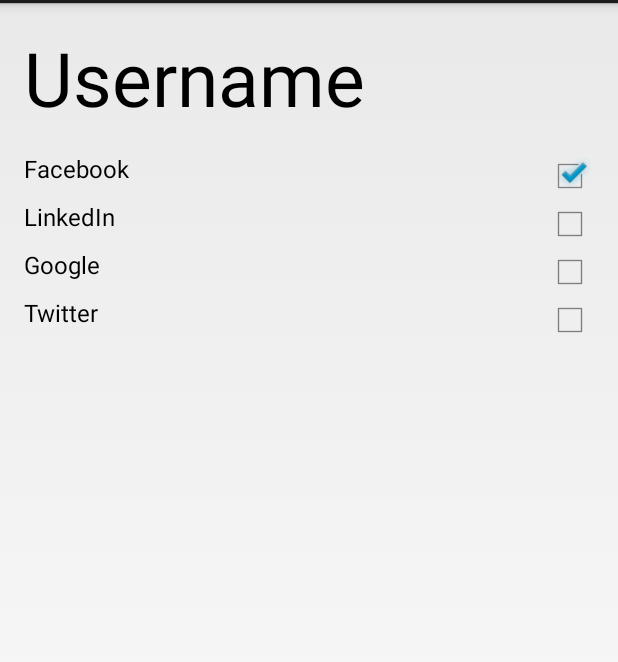
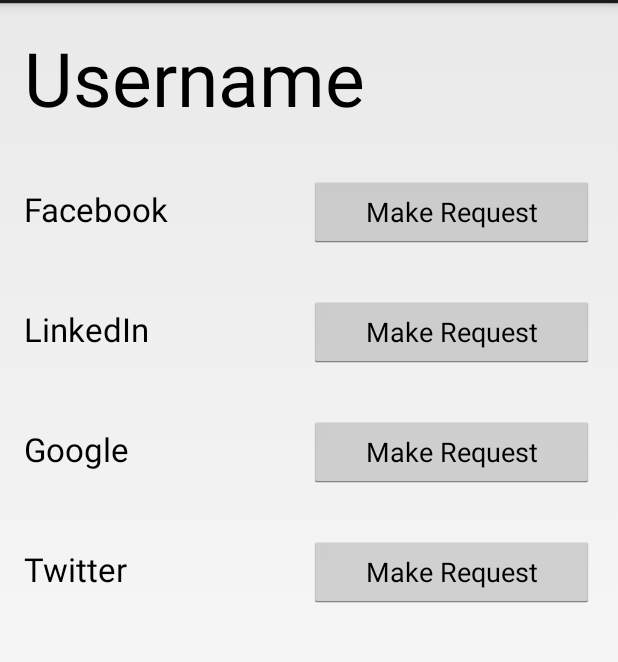
Before and after one commit to vincelugli/GIT-MAD-Appathon, an Android app: the layout activity_user_info.xml on its own in the app's theme, with its tools: preview values and no code run, on a phone screen of 412 x 824 dp, the part 69-731 px from its top. Run offline under Robolectric (Android 15) with nearby library versions, the phone set to English and light mode, and no system bars.

Commit message:
Changed check marks to buttons that will be grayed out if the contact did not connect with a service.

```diff
--- a/Lynx/app/src/main/java/com/lynx/LinkedLoginActivity.java
+++ b/Lynx/app/src/main/java/com/lynx/LinkedLoginActivity.java
@@ -108,9 +108,6 @@ public class LinkedLoginActivity extends Activity implements ActionBar.TabListen
         // automatically handle clicks on the Home/Up button, so long
         // as you specify a parent activity in AndroidManifest.xml.
         int id = item.getItemId();
-        if (id == R.id.action_settings) {
-            return true;
-        }
         return super.onOptionsItemSelected(item);
     }
 
--- a/Lynx/app/src/main/java/com/lynx/MainActivity.java
+++ b/Lynx/app/src/main/java/com/lynx/MainActivity.java
@@ -30,9 +30,6 @@ public class MainActivity extends Activity {
         // automatically handle clicks on the Home/Up button, so long
         // as you specify a parent activity in AndroidManifest.xml.
         int id = item.getItemId();
-        if (id == R.id.action_settings) {
-            return true;
-        }
         return super.onOptionsItemSelected(item);
     }
 
--- a/Lynx/app/src/main/java/com/lynx/MyProfileActivity.java
+++ b/Lynx/app/src/main/java/com/lynx/MyProfileActivity.java
@@ -28,9 +28,6 @@ public class MyProfileActivity extends Activity {
         // automatically handle clicks on the Home/Up button, so long
         // as you specify a parent activity in AndroidManifest.xml.
         int id = item.getItemId();
-        if (id == R.id.action_settings) {
-            return true;
-        }
         return super.onOptionsItemSelected(item);
     }
 }
--- a/Lynx/app/src/main/java/com/lynx/MyRequestsActivity.java
+++ b/Lynx/app/src/main/java/com/lynx/MyRequestsActivity.java
@@ -28,9 +28,6 @@ public class MyRequestsActivity extends Activity {
         // automatically handle clicks on the Home/Up button, so long
         // as you specify a parent activity in AndroidManifest.xml.
         int id = item.getItemId();
-        if (id == R.id.action_settings) {
-            return true;
-        }
         return super.onOptionsItemSelected(item);
     }
 }
--- a/Lynx/app/src/main/java/com/lynx/RegisterActivity.java
+++ b/Lynx/app/src/main/java/com/lynx/RegisterActivity.java
@@ -188,9 +188,6 @@ public class RegisterActivity extends Activity {
         // automatically handle clicks on the Home/Up button, so long
         // as you specify a parent activity in AndroidManifest.xml.
         int id = item.getItemId();
-        if (id == R.id.action_settings) {
-            return true;
-        }
         return super.onOptionsItemSelected(item);
     }
 
--- a/Lynx/app/src/main/res/layout/activity_user_info.xml
+++ b/Lynx/app/src/main/res/layout/activity_user_info.xml
@@ -30,7 +30,8 @@
             android:orientation="vertical"
             android:layout_width="fill_parent"
             android:layout_height="wrap_content"
-            android:baselineAligned="false">
+            android:baselineAligned="false"
+            android:id="@+id/userLinearLayout">
 
             <TextView
                 android:layout_width="wrap_content"
@@ -41,42 +42,106 @@
                 android:layout_weight="1"
                 android:textSize="50sp" />
 
-            <CheckedTextView
-                android:layout_width="fill_parent"
+            <LinearLayout
+                android:orientation="horizontal"
+                android:layout_width="match_parent"
                 android:layout_height="0dp"
-                android:text="@string/facebook"
-                android:id="@+id/facebookCheckedText"
+                android:layout_gravity="center_horizontal"
                 android:layout_weight="1"
-                android:checkMark="?android:attr/listChoiceIndicatorMultiple"
-                android:checked="true"
-                android:layout_marginTop="16dp" />
+                android:id="@+id/facebookLinearLayout">
 
-            <CheckedTextView
-                android:layout_width="fill_parent"
+                <TextView
+                    android:layout_width="0dp"
+                    android:layout_height="wrap_content"
+                    android:textAppearance="?android:attr/textAppearanceLarge"
+                    android:text="@string/facebook"
+                    android:id="@+id/facebook_text"
+                    android:layout_marginTop="32dp"
+                    android:layout_weight="1" />
+
+                <Button
+                    android:layout_width="0dp"
+                    android:layout_height="wrap_content"
+                    android:text="@string/make_request"
+                    android:id="@+id/make_facebook_request"
+                    android:layout_marginTop="32dp"
+                    android:layout_weight="1" />
+            </LinearLayout>
+
+            <LinearLayout
+                android:orientation="horizontal"
+                android:layout_width="match_parent"
                 android:layout_height="0dp"
-                android:text="@string/linkedin"
-                android:id="@+id/linkedInCheckedText"
                 android:layout_weight="1"
-                android:checkMark="?android:attr/listChoiceIndicatorMultiple"
-                android:checked="false" />
+                android:id="@+id/lninkedInLinearLayout">
 
-            <CheckedTextView
-                android:layout_width="fill_parent"
+                <TextView
+                    android:layout_width="0dp"
+                    android:layout_height="wrap_content"
+                    android:textAppearance="?android:attr/textAppearanceLarge"
+                    android:text="@string/linkedin"
+                    android:id="@+id/linkedin_text"
+                    android:layout_weight="1"
+                    android:layout_marginTop="32dp" />
+
+                <Button
+                    android:layout_width="0dp"
+                    android:layout_height="wrap_content"
+                    android:text="@string/make_request"
+                    android:id="@+id/make_linkedin_request"
+                    android:layout_weight="1"
+                    android:layout_marginTop="32dp" />
+            </LinearLayout>
+
+            <LinearLayout
+                android:orientation="horizontal"
+                android:layout_width="match_parent"
                 android:layout_height="0dp"
-                android:text="@string/google"
-                android:id="@+id/googleCheckedText"
                 android:layout_weight="1"
-                android:checkMark="?android:attr/listChoiceIndicatorMultiple"
-                android:checked="false" />
+                android:id="@+id/googleLinearLayout">
 
-            <CheckedTextView
-                android:layout_width="fill_parent"
+                <TextView
+                    android:layout_width="0dp"
+                    android:layout_height="wrap_content"
+                    android:textAppearance="?android:attr/textAppearanceLarge"
+                    android:text="@string/google"
+                    android:id="@+id/google_text"
+                    android:layout_weight="1"
+                    android:layout_marginTop="32dp" />
+
+                <Button
+                    android:layout_width="0dp"
+                    android:layout_height="wrap_content"
+                    android:text="@string/make_request"
+                    android:id="@+id/make_google_request"
+                    android:layout_weight="1"
+                    android:layout_marginTop="32dp" />
+            </LinearLayout>
+
+            <LinearLayout
+                android:orientation="horizontal"
+                android:layout_width="match_parent"
                 android:layout_height="0dp"
-                android:text="@string/twitter"
-                android:id="@+id/twitterCheckedText"
                 android:layout_weight="1"
-                android:checkMark="?android:attr/listChoiceIndicatorMultiple"
-                android:checked="false" />
+                android:id="@+id/twitterLinearLayout">
+
+                <TextView
+                    android:layout_width="0dp"
+                    android:layout_height="wrap_content"
+                    android:textAppearance="?android:attr/textAppearanceLarge"
+                    android:text="@string/twitter"
+                    android:id="@+id/twitter_text"
+                    android:layout_weight="1"
+                    android:layout_marginTop="32dp" />
+
+                <Button
+                    android:layout_width="0dp"
+                    android:layout_height="wrap_content"
+                    android:text="@string/make_request"
+                    android:id="@+id/make_twitter_request"
+                    android:layout_weight="1"
+                    android:layout_marginTop="32dp" />
+            </LinearLayout>
 
         </LinearLayout>
     </ScrollView>
--- a/Lynx/app/src/main/res/menu/linked_login.xml
+++ b/Lynx/app/src/main/res/menu/linked_login.xml
@@ -1,8 +1,4 @@
 <menu xmlns:android="http://schemas.android.com/apk/res/android"
     xmlns:tools="http://schemas.android.com/tools"
     tools:context="com.lynx.LinkedLoginActivity" >
-    <item android:id="@+id/action_settings"
-        android:title="@string/action_settings"
-        android:orderInCategory="100"
-        android:showAsAction="never" />
 </menu>
--- a/Lynx/app/src/main/res/menu/main.xml
+++ b/Lynx/app/src/main/res/menu/main.xml
@@ -1,8 +1,4 @@
 <menu xmlns:android="http://schemas.android.com/apk/res/android"
     xmlns:tools="http://schemas.android.com/tools"
     tools:context=".MainActivity" >
-    <item android:id="@+id/action_settings"
-        android:title="@string/action_settings"
-        android:orderInCategory="100"
-        android:showAsAction="never" />
 </menu>
--- a/Lynx/app/src/main/res/menu/my_profile.xml
+++ b/Lynx/app/src/main/res/menu/my_profile.xml
@@ -1,8 +1,4 @@
 <menu xmlns:android="http://schemas.android.com/apk/res/android"
     xmlns:tools="http://schemas.android.com/tools"
     tools:context="com.lynx.MyProfileActivity" >
-    <item android:id="@+id/action_settings"
-        android:title="@string/action_settings"
-        android:orderInCategory="100"
-        android:showAsAction="never" />
 </menu>
--- a/Lynx/app/src/main/res/menu/my_requests.xml
+++ b/Lynx/app/src/main/res/menu/my_requests.xml
@@ -1,8 +1,4 @@
 <menu xmlns:android="http://schemas.android.com/apk/res/android"
     xmlns:tools="http://schemas.android.com/tools"
     tools:context="com.lynx.MyRequestsActivity" >
-    <item android:id="@+id/action_settings"
-        android:title="@string/action_settings"
-        android:orderInCategory="100"
-        android:showAsAction="never" />
 </menu>
--- a/Lynx/app/src/main/res/menu/register.xml
+++ b/Lynx/app/src/main/res/menu/register.xml
@@ -1,8 +1,4 @@
 <menu xmlns:android="http://schemas.android.com/apk/res/android"
     xmlns:tools="http://schemas.android.com/tools"
     tools:context="com.lynx.RegisterActivity" >
-    <item android:id="@+id/action_settings"
-        android:title="@string/action_settings"
-        android:orderInCategory="100"
-        android:showAsAction="never" />
 </menu>
--- a/Lynx/app/src/main/res/menu/user_info.xml
+++ b/Lynx/app/src/main/res/menu/user_info.xml
@@ -1,8 +1,4 @@
 <menu xmlns:android="http://schemas.android.com/apk/res/android"
     xmlns:tools="http://schemas.android.com/tools"
     tools:context="com.lynx.UserInfoActivity" >
-    <item android:id="@+id/action_settings"
-        android:title="@string/action_settings"
-        android:orderInCategory="100"
-        android:showAsAction="never" />
 </menu>
--- a/Lynx/app/src/main/res/values/strings.xml
+++ b/Lynx/app/src/main/res/values/strings.xml
@@ -37,5 +37,6 @@
     <string name="title_activity_my_requests">My Requests</string>
     <string name="action_my_profile">My Profile</string>
     <string name="title_activity_my_profile">My Profile</string>
+    <string name="make_request">Make Request</string>
 
 </resources>
```
Also changed, not shown: Lynx/app/src/main/java/com/lynx/UserInfoActivity.java (+13 -15 lines), 2 other files.
